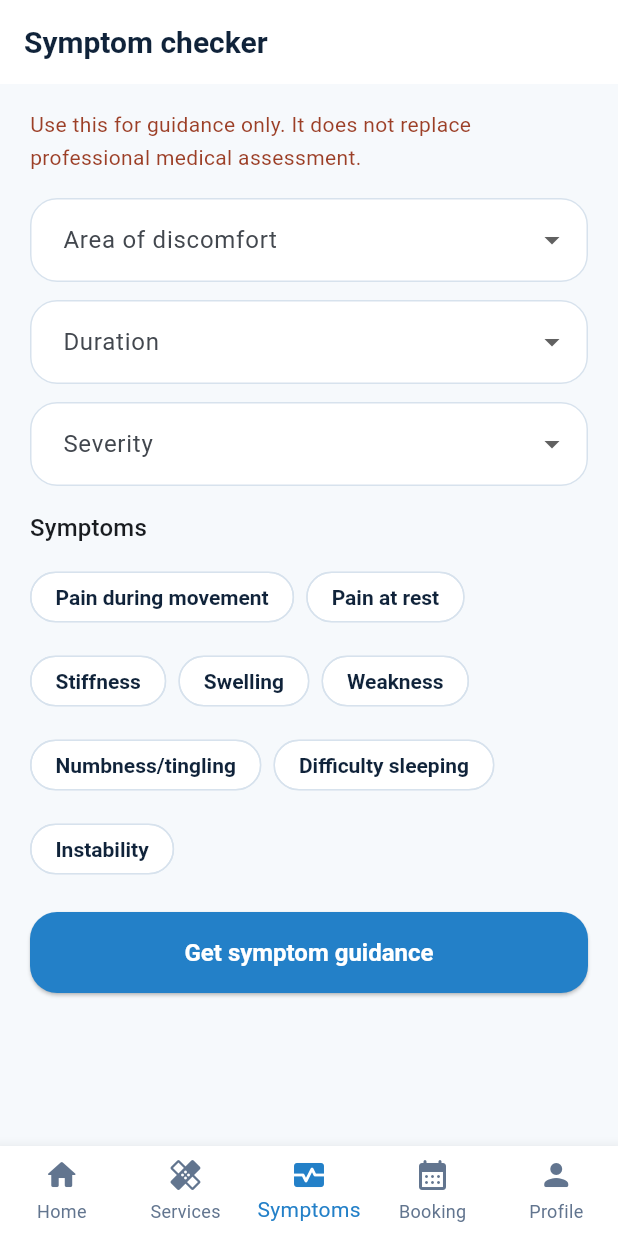
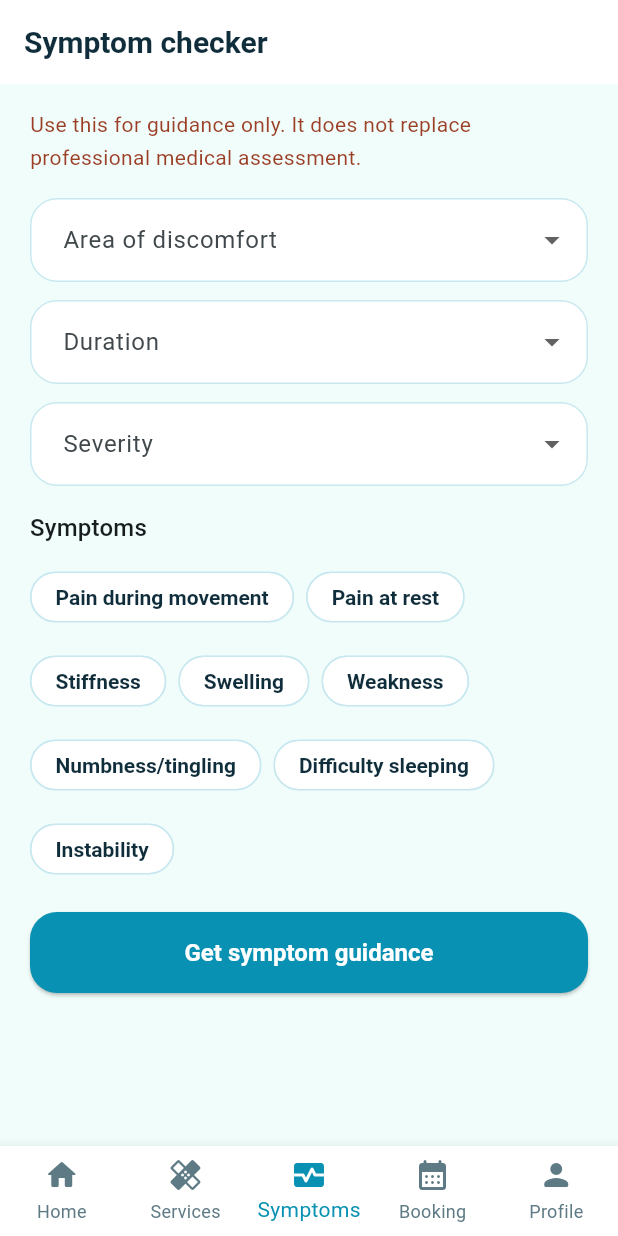
Before and after one commit to iamkjn/PhysioOnClick, a Flutter app: the screen it shows after launch, item 3 of the bottom bar chosen, on a phone screen of 412 x 824 dp. Run offline on Flutter 3.47's test engine with Material 3 defaults, Android fonts, the phone set to English and light mode, and no system bars; our stand-ins replace app_links, cloud_firestore, file_picker, firebase_auth, firebase_core, firebase_storage and 4 more; accounts and stored records are empty.

Commit message:
feat(mobile): add firebase_messaging, image_picker, AvatarWidget and avatar utils

```diff
--- a/mobile_app/lib/src/core/theme.dart
+++ b/mobile_app/lib/src/core/theme.dart
@@ -1,22 +1,24 @@
 import 'package:flutter/material.dart';
 
 ThemeData buildPhysioTheme() {
-  const primary = Color(0xFF2380C8);
-  const ink = Color(0xFF10233A);
-  const muted = Color(0xFF62758F);
-  const border = Color(0xFFD7E2ED);
+  const primary = Color(0xFF0891B2);
+  const primaryDark = Color(0xFF0E7490);
+  const ink = Color(0xFF0F2D3A);
+  const muted = Color(0xFF5E7A84);
+  const border = Color(0xFFC8E8F0);
 
   final base = ThemeData(
     useMaterial3: true,
     colorScheme: ColorScheme.fromSeed(
       seedColor: primary,
       primary: primary,
+      secondary: primaryDark,
       surface: Colors.white,
     ),
   );
 
   return base.copyWith(
-    scaffoldBackgroundColor: const Color(0xFFF6F9FC),
+    scaffoldBackgroundColor: const Color(0xFFF0FDFA),
     textTheme: base.textTheme.copyWith(
       headlineLarge: const TextStyle(
         color: ink,
--- a/mobile_app/pubspec.yaml
+++ b/mobile_app/pubspec.yaml
@@ -43,6 +43,9 @@ dependencies:
   share_plus: ^10.1.2
   app_links: ^6.4.0
   webview_flutter: ^4.0.0
+  shared_preferences: ^2.3.3
+  firebase_messaging: ^15.1.3
+  image_picker: ^1.1.2
 
 dev_dependencies:
   flutter_test:
```
Also changed, not shown: mobile_app/lib/src/core/utils/avatar_utils.dart (added, +25 -0 lines), mobile_app/lib/src/core/widgets/avatar_widget.dart (added, +68 -0 lines), mobile_app/lib/src/core/firebase/firebase_options.dart, mobile_app/pubspec.lock.
